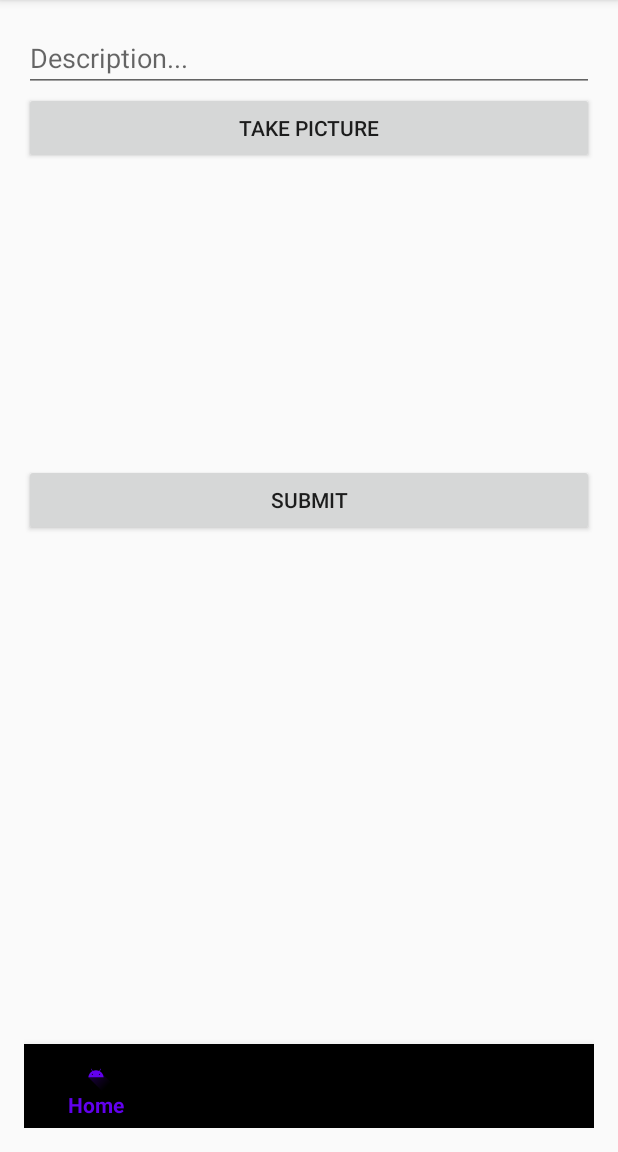
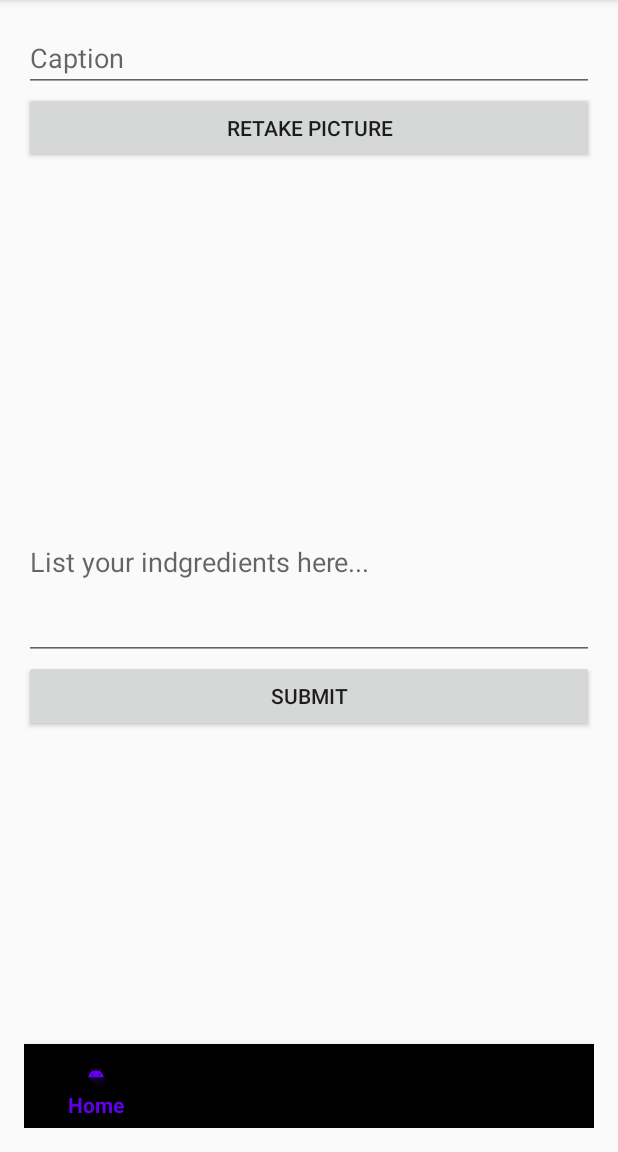
Before and after one commit to RecipedCP/Reciped, an Android app: the fragment CreatePostFragment placed in its activity, on a phone screen of 412 x 824 dp, the part 84-1236 px from its top. Run offline under Robolectric (Android 15) with nearby library versions, the phone set to English and light mode, and no system bars; pictures from the network do not load; 6 statements that could not run were skipped.

Commit message:
created capture and post function

```diff
--- a/app/src/main/java/com/example/recipedcode/fragments/CreateFragment.java
+++ b/app/src/main/java/com/example/recipedcode/fragments/CreateFragment.java
@@ -66,7 +66,7 @@ public class CreateFragment extends Fragment {
 
                 FragmentManager fragmentManager = getFragmentManager();
 
-                fragmentManager.beginTransaction().replace(R.id.fgCreate, fragment).commit();
+                fragmentManager.beginTransaction().replace(R.id.flContainer, fragment).commit();
             }
         });
     }
--- a/app/src/main/java/com/example/recipedcode/fragments/CreatePostFragment.java
+++ b/app/src/main/java/com/example/recipedcode/fragments/CreatePostFragment.java
@@ -37,8 +37,9 @@ public class CreatePostFragment extends Fragment {
 
     public static final String TAG = "CreatePostFragment";
     public static final int CAPTURE_IMAGE_ACTIVITY_REQUEST_CODE = 42;
+    private EditText etCaption;
     private EditText etDescription;
-    private Button btnCaptureImage;
+    private Button btnRetakeImage;
     private ImageView ivPostImage;
     private Button btnSubmit;
     private File photoFile;
@@ -58,8 +59,9 @@ public class CreatePostFragment extends Fragment {
 
     @Override
     public void onViewCreated(@NonNull View view, @Nullable Bundle savedInstanceState) {
+        etCaption = view.findViewById(R.id.etCaption);
         etDescription = view.findViewById(R.id.etDescription);
-        btnCaptureImage = view.findViewById(R.id.btnCaptureImage);
+        btnRetakeImage = view.findViewById(R.id.btnRetakeImage);
         ivPostImage = view.findViewById(R.id.ivPostImage);
         btnSubmit = view.findViewById(R.id.btnSubmit);
         super.onViewCreated(view, savedInstanceState);
@@ -67,6 +69,11 @@ public class CreatePostFragment extends Fragment {
         btnSubmit.setOnClickListener(new View.OnClickListener() {
             @Override
             public void onClick(View v) {
+                String caption = etCaption.getText().toString();
+                if (caption.isEmpty()) {
+                    Toast.makeText(getContext(), "Caption cannot be empty", Toast.LENGTH_SHORT).show();
+                    return;
+                }
                 String description = etDescription.getText().toString();
                 if (description.isEmpty()) {
                     Toast.makeText(getContext(), "Description cannot be empty", Toast.LENGTH_SHORT).show();
@@ -81,16 +88,17 @@ public class CreatePostFragment extends Fragment {
                 System.out.println("***************setting up savingpost****************");
                 ParseUser currentUser = ParseUser.getCurrentUser();
                 System.out.println("***************called parseuser****************");
-                savePost(description, currentUser, photoFile);
+                savePost(caption, description, currentUser, photoFile);
                 System.out.println("***************called savingpost****************");
             }
         });
     }
 
-    private void savePost(String description, ParseUser currentUser, File photoFile) {
+    private void savePost(String caption, String description, ParseUser currentUser, File photoFile) {
             System.out.println("********************** about to save attributes into post*********************");
             Post post = new Post();
             System.out.println("********************** created postt*********************");
+            post.setCaption(caption);
             post.setDescription(description);
             post.setImage(new ParseFile(photoFile));
             post.setUser(currentUser);
--- a/app/src/main/res/layout/fragment_create_post.xml
+++ b/app/src/main/res/layout/fragment_create_post.xml
@@ -8,23 +8,30 @@
     tools:context=".fragments.CreatePostFragment">
 
     <EditText
-        android:id="@+id/etDescription"
+        android:id="@+id/etCaption"
         android:layout_width="match_parent"
         android:layout_height="wrap_content"
         android:ems="10"
-        android:hint="Description..." />
+        android:hint="Caption" />
 
     <Button
-        android:id="@+id/btnCaptureImage"
+        android:id="@+id/btnRetakeImage"
         android:layout_width="match_parent"
         android:layout_height="wrap_content"
-        android:text="Take Picture" />
+        android:text="Retake Picture" />
 
     <ImageView
         android:id="@+id/ivPostImage"
         android:layout_width="match_parent"
         android:layout_height="200dp"
         tools:srcCompat="@tools:sample/avatars" />
+
+    <EditText
+        android:id="@+id/etDescription"
+        android:layout_width="match_parent"
+        android:layout_height="wrap_content"
+        android:hint="List your indgredients here..."
+        android:lines="5" />
 
     <Button
         android:id="@+id/btnSubmit"
```
